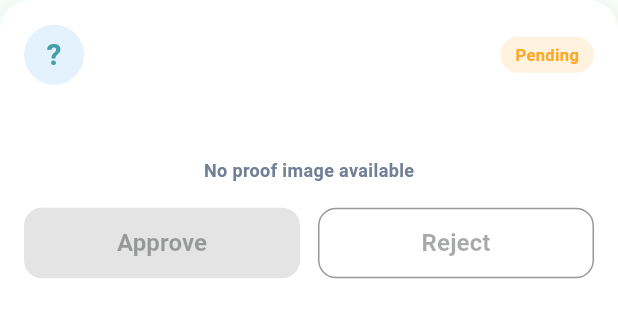
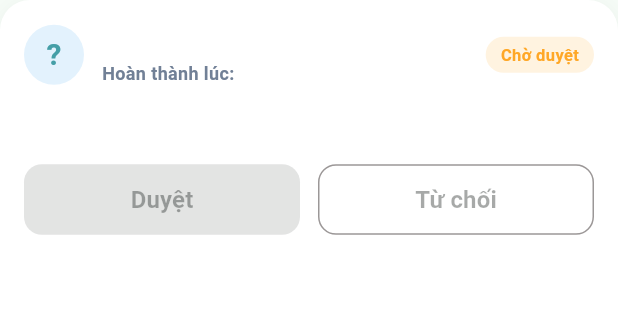
Before and after one commit to Enrique-Nguyen/mobile_classpal, a Flutter app: the PendingApprovalCard widget shown alone on an empty page, opened directly with empty values, on a phone screen of 412 x 824 dp. Shown: the top 318 px of the screen. Run offline on Flutter 3.47's test engine with Material 3 defaults, Android fonts, the phone set to English and light mode, and no system bars; our stand-ins replace cloud_firestore, firebase_auth, firebase_core, flutter_riverpod, google_fonts, qr_flutter; missing offline and left inert: mobile_scanner; accounts and stored records are empty; Roboto replaces fonts that are missing (GoogleSans).

Commit message:
[Update] Status for task update, minor fixes

```diff
--- a/lib/features/class_view/workflow/screens/duty_details_screen.dart
+++ b/lib/features/class_view/workflow/screens/duty_details_screen.dart
@@ -153,9 +153,11 @@ class _DutyDetailsScreenState extends State<DutyDetailsScreen> {
   }
 
   bool _shouldShowActionSection() {
+    if (widget.task == null || _memberTaskStatus != TaskStatus.incomplete)
+      return false;
     if (widget.isAdmin && widget.isAssignedToAdmin)
       return true;
-    if (!widget.isAdmin && _memberTaskStatus == TaskStatus.incomplete)
+    if (!widget.isAdmin)
       return true;
 
     return false;
@@ -711,7 +713,6 @@ class _DutyDetailsScreenState extends State<DutyDetailsScreen> {
             width: double.infinity,
             child: ElevatedButton.icon(
               onPressed: _isSubmitting ? null : () async {
-                print("Task ID: ${widget.task?.id}");
                 setState(() => _isSubmitting = true);
                 try {
                   if (widget.task == null) return;
--- a/lib/features/class_view/workflow/screens/tasks_screen.dart
+++ b/lib/features/class_view/workflow/screens/tasks_screen.dart
@@ -57,7 +57,7 @@ class TasksScreenMember extends StatelessWidget {
                     return const Center(child: CircularProgressIndicator());
 
                   if (snapshot.hasError)
-                    return Center(child: Text('Error: ${snapshot.error}'));
+                    return Center(child: Text('Lỗi: ${snapshot.error}'));
 
                   final dutyTasks = snapshot.data ?? [];
                   if (dutyTasks.isEmpty)
--- a/lib/features/class_view/workflow/widgets/pending_approval_card.dart
+++ b/lib/features/class_view/workflow/widgets/pending_approval_card.dart
@@ -1,12 +1,11 @@
 import 'package:flutter/material.dart';
-import '../../../../core/constants/app_colors.dart';
+import 'package:mobile_classpal/core/constants/app_colors.dart';
 
 class PendingApprovalCard extends StatelessWidget {
   final String memberName;
   final String memberAvatar;
   final String dutyTitle;
   final String submittedAt;
-  final String? proofImageUrl;
   final VoidCallback? onApprove;
   final VoidCallback? onReject;
 
@@ -16,7 +15,6 @@ class PendingApprovalCard extends StatelessWidget {
     required this.memberAvatar,
     required this.dutyTitle,
     required this.submittedAt,
-    this.proofImageUrl,
     this.onApprove,
     this.onReject,
   });
@@ -78,7 +76,7 @@ class PendingApprovalCard extends StatelessWidget {
                     ),
                     const SizedBox(height: 2),
                     Text(
-                      submittedAt,
+                      "Hoàn thành lúc: $submittedAt",
                       style: const TextStyle(
                         fontSize: 12,
                         color: AppColors.textSecondary,
@@ -98,7 +96,7 @@ class PendingApprovalCard extends StatelessWidget {
                   borderRadius: BorderRadius.circular(12),
                 ),
                 child: const Text(
-                  'Pending',
+                  'Chờ duyệt',
                   style: TextStyle(
                     fontSize: 11,
                     fontWeight: FontWeight.w600,
@@ -118,41 +116,6 @@ class PendingApprovalCard extends StatelessWidget {
               color: AppColors.textPrimary,
             ),
           ),
-          // Proof image (if available)
-          if (proofImageUrl != null && proofImageUrl!.trim().isNotEmpty) ...[
-            const SizedBox(height: 12),
-            ClipRRect(
-              borderRadius: BorderRadius.circular(12),
-              child: Container(
-                height: 120,
-                width: double.infinity,
-                color: AppColors.background,
-                child: Image.network(
-                  proofImageUrl!,
-                  fit: BoxFit.cover,
-                  errorBuilder: (context, error, stackTrace) => const Center(
-                    child: Icon(
-                      Icons.image_outlined,
-                      size: 40,
-                      color: AppColors.textSecondary,
-                    ),
-                  ),
-                ),
-              ),
-            ),
-          ]
-          else ...[
-            const SizedBox(height: 12),
-            const Center(
-              child: Text(
-                'No proof image available',
-                style: TextStyle(
-                  fontSize: 12,
-                  color: AppColors.textSecondary,
-                ),
-              ),
-            ),
-          ],
           const SizedBox(height: 16),
           // Action buttons
           Row(
@@ -170,7 +133,7 @@ class PendingApprovalCard extends StatelessWidget {
                     ),
                   ),
                   child: const Text(
-                    'Approve',
+                    'Duyệt',
                     style: TextStyle(fontWeight: FontWeight.w600),
                   ),
                 ),
@@ -188,7 +151,7 @@ class PendingApprovalCard extends StatelessWidget {
                     ),
                   ),
                   child: const Text(
-                    'Reject',
+                    'Từ chối',
                     style: TextStyle(fontWeight: FontWeight.w600),
                   ),
                 ),
```
Also changed, not shown: lib/features/class_view/workflow/screens/duties_screen.dart (+33 -25 lines), lib/features/class_view/workflow/services/duty_service.dart (+19 -30 lines). Lines whose indentation alone changed are shown as unchanged.
